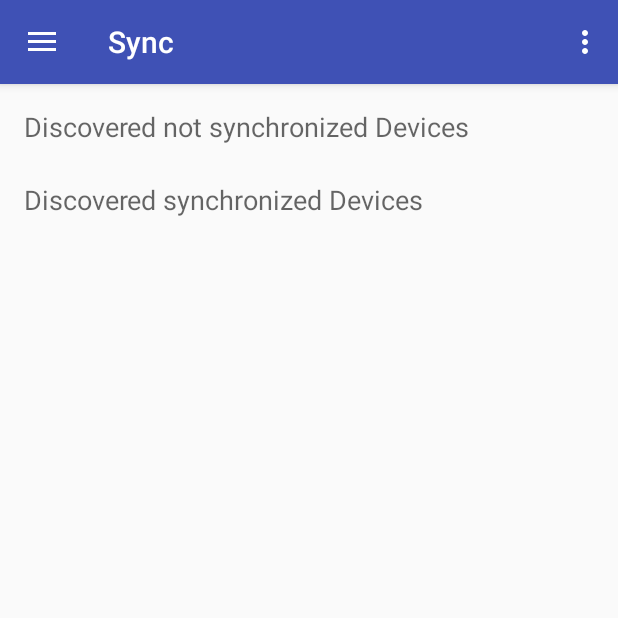
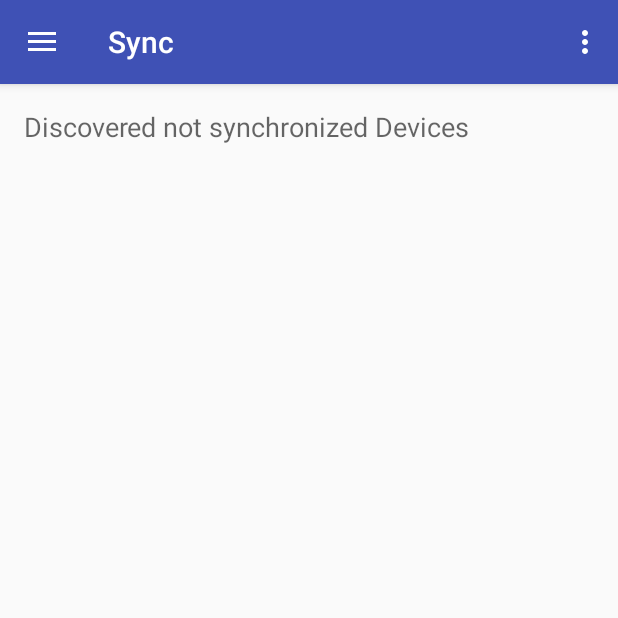
Before and after one commit to dankito/Sync, an Android app: the screen it shows after launch (MainActivity), on a phone screen of 412 x 824 dp, the top half of it. Run offline under Robolectric (Android 15) with nearby library versions, the phone set to English and light mode, and no system bars; our stand-ins replace Dagger/Hilt's generated code; libraries missing offline, so code that uses them is left out: com.couchbase.lite, javax.persistence, net.dankito.android, net.dankito.jpa, net.dankito.utils and 1 more; 7 statements that could not run were skipped.

Commit message:
Showing hint to start sync on other device only if there are now discovered devices and lstvwKnownSynchronizedDiscoveredDevices only when there are discovered known synchronized devices

```diff
--- a/SyncAndroidApp/src/main/java/net/dankito/sync/MainActivity.java
+++ b/SyncAndroidApp/src/main/java/net/dankito/sync/MainActivity.java
@@ -12,10 +12,15 @@ import android.support.v7.widget.Toolbar;
 import android.view.Menu;
 import android.view.MenuItem;
 import android.view.View;
+import android.widget.LinearLayout;
 import android.widget.ListView;
+import android.widget.TextView;
 
 import net.dankito.sync.adapter.KnownSynchronizedDiscoveredDevicesAdapter;
 import net.dankito.sync.adapter.UnknownDiscoveredDevicesAdapter;
+import net.dankito.sync.devices.DiscoveredDevice;
+import net.dankito.sync.devices.DiscoveredDeviceType;
+import net.dankito.sync.devices.DiscoveredDevicesListener;
 import net.dankito.sync.devices.IDevicesManager;
 import net.dankito.sync.di.AndroidDiComponent;
 import net.dankito.sync.di.AndroidDiContainer;
@@ -34,6 +39,13 @@ public class MainActivity extends AppCompatActivity implements NavigationView.On
 
   @Inject
   protected ISyncConfigurationManager syncConfigurationManager;
+
+
+  protected LinearLayout linlytUnknownDiscoveredDevices;
+
+  protected LinearLayout linlytKnownSynchronizedDiscoveredDevices;
+
+  protected TextView txtvwStartSyncAppOnOtherDeviceHint;
 
 
   @Override
@@ -83,6 +95,13 @@ public class MainActivity extends AppCompatActivity implements NavigationView.On
 
     ListView lstvwKnownSynchronizedDiscoveredDevices = (ListView)findViewById(R.id.lstvwKnownSynchronizedDiscoveredDevices);
     lstvwKnownSynchronizedDiscoveredDevices.setAdapter(new KnownSynchronizedDiscoveredDevicesAdapter(this, devicesManager));
+
+    linlytUnknownDiscoveredDevices = (LinearLayout)findViewById(R.id.linlytUnknownDiscoveredDevices);
+
+    linlytKnownSynchronizedDiscoveredDevices = (LinearLayout)findViewById(R.id.linlytKnownSynchronizedDiscoveredDevices);
+    linlytKnownSynchronizedDiscoveredDevices.setVisibility(View.GONE);
+
+    txtvwStartSyncAppOnOtherDeviceHint = (TextView)findViewById(R.id.txtvwStartSyncAppOnOtherDeviceHint);
   }
 
   @Override
@@ -144,7 +163,40 @@ public class MainActivity extends AppCompatActivity implements NavigationView.On
 
 
   protected void setupLogic() {
+    devicesManager.addDiscoveredDevicesListener(discoveredDevicesListener);
+
     devicesManager.start();
   }
 
+
+  protected DiscoveredDevicesListener discoveredDevicesListener = new DiscoveredDevicesListener() {
+    @Override
+    public void deviceDiscovered(DiscoveredDevice connectedDevice, DiscoveredDeviceType type) {
+      discoveredDevicesChangedThreadSafe();
+    }
+
+    @Override
+    public void disconnectedFromDevice(DiscoveredDevice disconnectedDevice) {
+      discoveredDevicesChangedThreadSafe();
+    }
+  };
+
+  protected void discoveredDevicesChangedThreadSafe() {
+    runOnUiThread(new Runnable() {
+      @Override
+      public void run() {
+        discoveredDevicesChanged();
+      }
+    });
+  }
+
+  protected void discoveredDevicesChanged() {
+    int countDiscoveredDevices = devicesManager.getAllDiscoveredDevices().size();
+    int countDiscoveredKnownSynchronizedDevices = devicesManager.getKnownSynchronizedDiscoveredDevices().size();
+
+    txtvwStartSyncAppOnOtherDeviceHint.setVisibility(countDiscoveredDevices == 0 ? View.VISIBLE : View.GONE);
+
+    linlytKnownSynchronizedDiscoveredDevices.setVisibility(countDiscoveredKnownSynchronizedDevices > 0 ? View.VISIBLE : View.GONE);
+  }
+
 }
```
